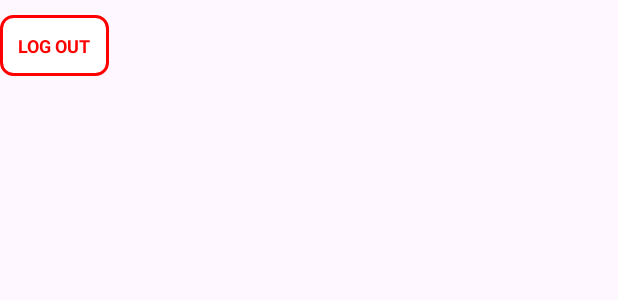
After one commit to teresanaomii/animedxd, an Android app: the layout pop_up_logout.xml on its own in the app's theme, with its tools: preview values and no code run, on a phone screen of 412 x 824 dp. The commit adds this screen. Shown: the top 300 px of the screen. Run offline under Robolectric (Android 15) with nearby library versions, the phone set to English and light mode, and no system bars.

Commit message:
feat: add detail UI for log out pop up button

```diff
--- /dev/null
+++ b/app/src/main/res/drawable/bg_logout_button.xml
@@ -0,0 +1,7 @@
+<?xml version="1.0" encoding="utf-8"?>
+<shape xmlns:android="http://schemas.android.com/apk/res/android"
+    android:shape="rectangle">
+    <corners android:radius="8dp" />
+    <stroke android:width="2dp" android:color="#FF0000" />
+    <solid android:color="#FFFFFF" />
+</shape>
--- /dev/null
+++ b/app/src/main/res/layout/pop_up_logout.xml
@@ -0,0 +1,28 @@
+<?xml version="1.0" encoding="utf-8"?>
+<LinearLayout xmlns:android="http://schemas.android.com/apk/res/android"
+    android:layout_width="wrap_content"
+    android:layout_height="wrap_content"
+    xmlns:app="http://schemas.android.com/apk/res-auto"
+    android:orientation="vertical"
+    android:gravity="center"
+    android:paddingEnd="20dp"
+    android:paddingTop="10dp">
+
+    <TextView
+        xmlns:android="http://schemas.android.com/apk/res/android"
+        android:id="@+id/btn_logout"
+        android:layout_width="wrap_content"
+        android:layout_height="wrap_content"
+        android:text="LOG OUT"
+        android:textSize="12sp"
+        android:textStyle="bold"
+        android:textColor="#FF0000"
+        android:background="@drawable/bg_logout_button"
+        android:paddingStart="12dp"
+        android:paddingEnd="12dp"
+        android:paddingTop="12dp"
+        android:paddingBottom="12dp"
+        android:clickable="true"
+        android:focusable="true"/>
+
+</LinearLayout>
```
Also changed, not shown: app/src/main/java/com/wesleyaldrich/animedxd/MainActivity.java (+50 -8 lines), app/src/main/res/layout/activity_login.xml (+8 -0 lines).
